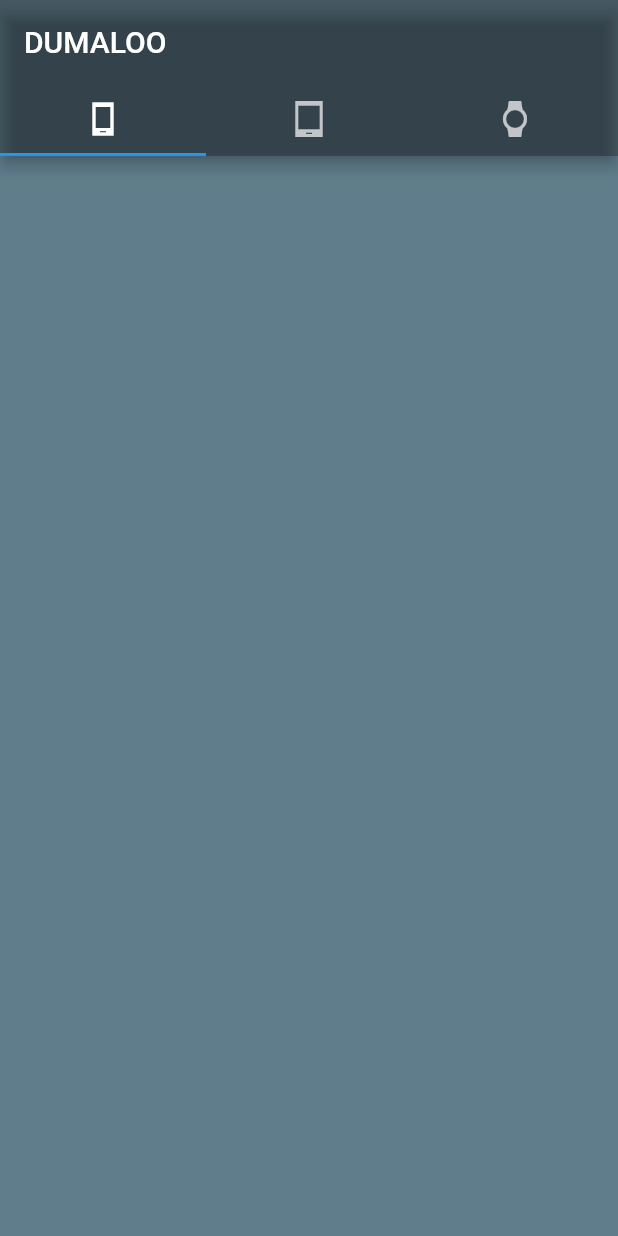
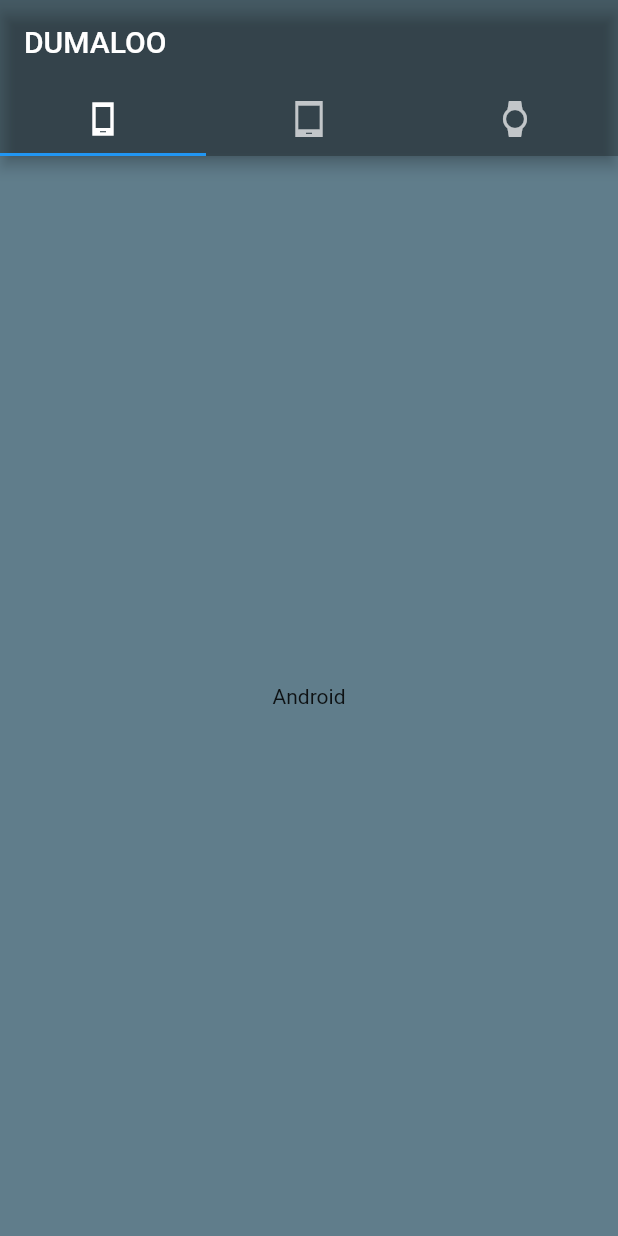
Before and after one commit to dumaloo/BoilerPlate, a Flutter app: the screen it shows after launch, on a phone screen of 412 x 824 dp. Run offline on Flutter 3.47's test engine with Material 2 defaults, Android fonts, the phone set to English and light mode, and no system bars.

Commit message:
Three Tabs Added in TabBar

```diff
--- a/lib/main.dart
+++ b/lib/main.dart
@@ -1,4 +1,8 @@
 import 'package:flutter/material.dart';
+import 'tab1.dart';
+import 'tab2.dart';
+import 'tab3.dart';
+
 
 void main() {
   runApp(const MyApp());
@@ -24,6 +28,11 @@ class MyApp extends StatelessWidget {
               Tab(icon: Icon(Icons.watch),),
             ]),
           ),
+          body: const TabBarView(children: <Widget>[
+            Tab1(),
+            Tab2(),
+            Tab3(),
+          ]),
         ),
       ),
     );
--- /dev/null
+++ b/lib/tab1.dart
@@ -0,0 +1,18 @@
+import 'package:flutter/cupertino.dart';
+
+class Tab1 extends StatelessWidget {
+  const Tab1({super.key});
+
+  @override
+  Widget build(BuildContext context) {
+    return SizedBox(
+      width: double.infinity,
+      child: Column(
+        mainAxisAlignment: MainAxisAlignment.center,
+        children: const [
+          Text("Android"),
+        ],
+      ),
+    );
+  }
+}
```
Also changed, not shown: lib/tab2.dart (added, +18 -0 lines), lib/tab3.dart (added, +18 -0 lines).
